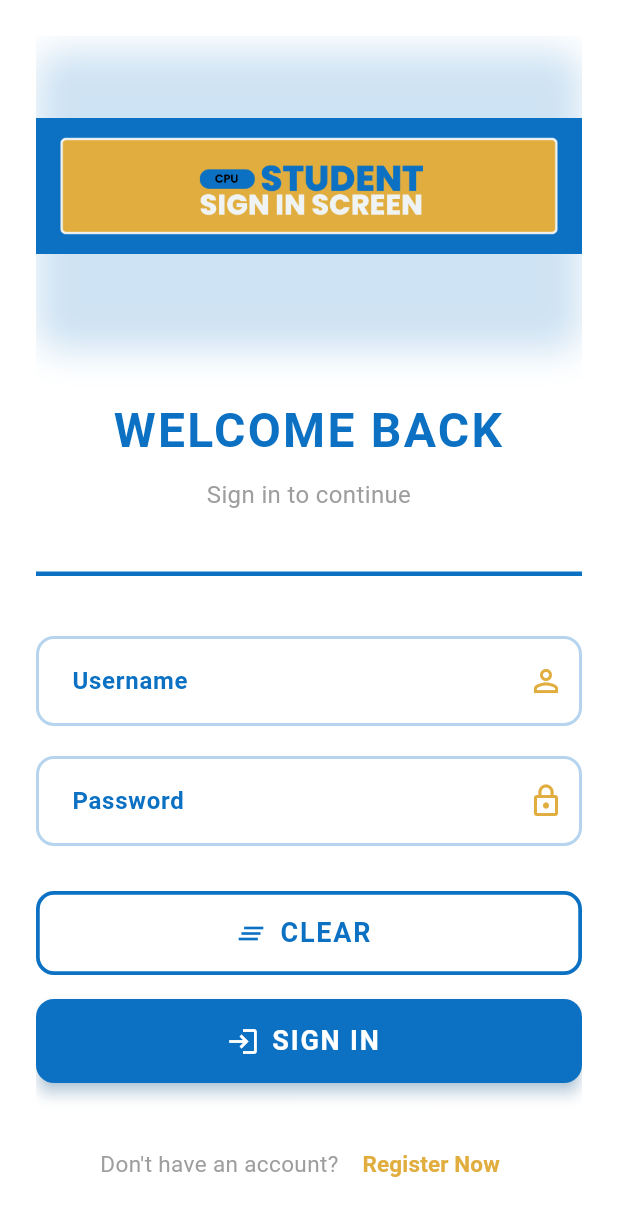
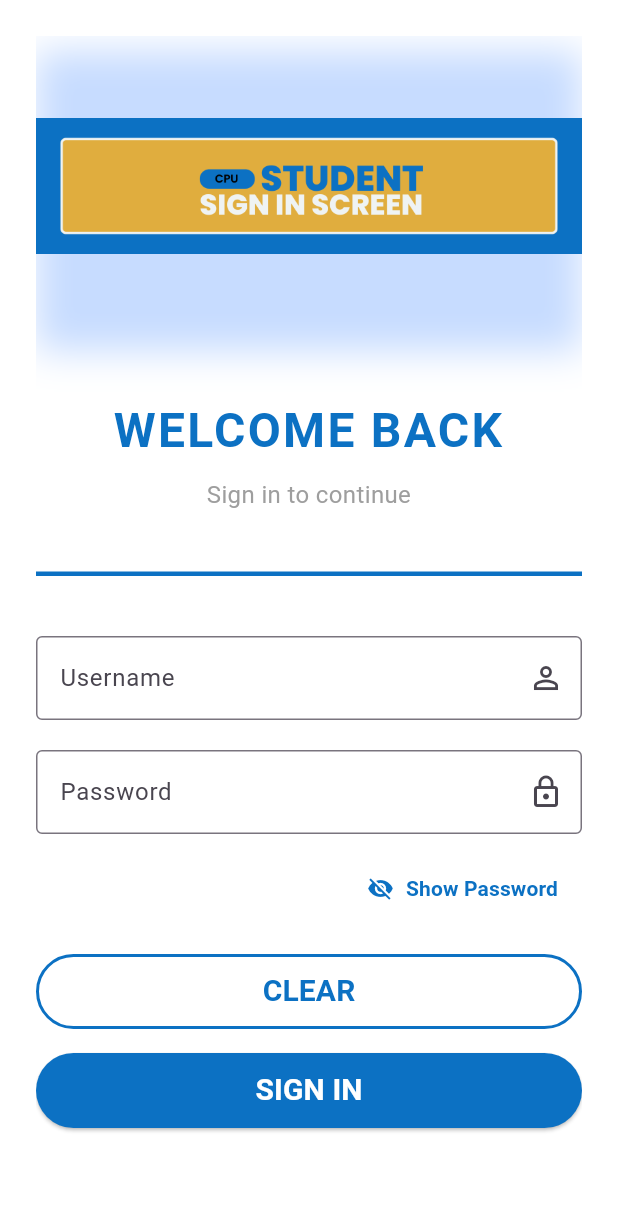
Before and after one commit to yakuvv/anj_flutter_adventure, a Flutter app: the screen it shows after launch, on a phone screen of 412 x 824 dp. Shown: the top 1216 px of the screen. Run offline on Flutter 3.47's test engine with Material 3 defaults, Android fonts, the phone set to English and light mode, and no system bars.

Commit message:
update the widgets folder and registration and signin files

```diff
--- a/lib/Carias_Midterm_CCS2801/screens/24_midterm_signin.dart
+++ b/lib/Carias_Midterm_CCS2801/screens/24_midterm_signin.dart
@@ -14,6 +14,7 @@ class MidtermSignIn extends StatefulWidget {
 class _MidtermSignInState extends State<MidtermSignIn> {
   final TextEditingController usernameController = TextEditingController();
   final TextEditingController passwordController = TextEditingController();
+  bool _hidePassword = true;
 
   @override
   Widget build(BuildContext context) {
@@ -85,15 +86,41 @@ class _MidtermSignInState extends State<MidtermSignIn> {
                     hintText: 'Enter your password',
                     icon: Icons.lock_outline,
                     controller: passwordController,
-                    obscureText: true,
+                    obscureText: _hidePassword,
                   ),
 
-                  SizedBox(height: 30),
+                  SizedBox(height: 12),
+
+                  // Show/Hide Password Button
+                  Align(
+                    alignment: Alignment.centerRight,
+                    child: TextButton.icon(
+                      onPressed: () {
+                        setState(() {
+                          _hidePassword = !_hidePassword;
+                        });
+                      },
+                      icon: Icon(
+                        _hidePassword ? Icons.visibility_off : Icons.visibility,
+                        size: 18,
+                        color: Color(0xff0c71c3),
+                      ),
+                      label: Text(
+                        _hidePassword ? 'Show Password' : 'Hide Password',
+                        style: TextStyle(
+                          color: Color(0xff0c71c3),
+                          fontWeight: FontWeight.w600,
+                        ),
+                      ),
+                    ),
+                  ),
+
+                  SizedBox(height: 20),
 
                   // Clear Button
                   CustomButton(
                     text: 'CLEAR',
-                    icon: Icons.clear_all,
+                    icon: null,
                     onPressed: () {
                       usernameController.clear();
                       passwordController.clear();
@@ -108,7 +135,7 @@ class _MidtermSignInState extends State<MidtermSignIn> {
                   // Sign In Button
                   CustomButton(
                     text: 'SIGN IN',
-                    icon: Icons.login,
+                    icon: null,
                     onPressed: () {
                       Navigator.push(
                         context,
@@ -159,7 +186,7 @@ class _MidtermSignInState extends State<MidtermSignIn> {
 
                   // Footer
                   Text(
-                    '© 2024 University Student Portal',
+                    '© 2024 Central Philippine University Student Portal',
                     textAlign: TextAlign.center,
                     style: TextStyle(
                       color: Colors.grey,
--- a/lib/Carias_Midterm_CCS2801/widgets/01_text_fields.dart
+++ b/lib/Carias_Midterm_CCS2801/widgets/01_text_fields.dart
@@ -6,7 +6,6 @@ class CustomTextField extends StatelessWidget {
   final IconData icon;
   final TextEditingController? controller;
   final bool obscureText;
-  final TextInputType? keyboardType;
 
   const CustomTextField({
     super.key,
@@ -15,7 +14,6 @@ class CustomTextField extends StatelessWidget {
     required this.icon,
     this.controller,
     this.obscureText = false,
-    this.keyboardType,
   });
 
   @override
@@ -23,36 +21,11 @@ class CustomTextField extends StatelessWidget {
     return TextFormField(
       controller: controller,
       obscureText: obscureText,
-      keyboardType: keyboardType,
-      style: TextStyle(fontSize: 16),
       decoration: InputDecoration(
-        filled: true,
-        fillColor: Colors.white,
-        border: OutlineInputBorder(
-          borderRadius: BorderRadius.circular(12),
-          borderSide: BorderSide(color: Color(0xff0c71c3), width: 2),
-        ),
-        enabledBorder: OutlineInputBorder(
-          borderRadius: BorderRadius.circular(12),
-          borderSide: BorderSide(color: Color(0xff0c71c3).withOpacity(0.3), width: 2),
-        ),
-        focusedBorder: OutlineInputBorder(
-          borderRadius: BorderRadius.circular(12),
-          borderSide: BorderSide(color: Color(0xff0c71c3), width: 2.5),
-        ),
-        labelText: label,
-        labelStyle: TextStyle(
-          color: Color(0xff0c71c3),
-          fontWeight: FontWeight.w600,
-        ),
+        border: OutlineInputBorder(),
+        label: Text(label),
         hintText: hintText,
-        hintStyle: TextStyle(color: Colors.grey[400]),
-        suffixIcon: Icon(
-          icon,
-          color: Color(0xffe0ad3e),
-          size: 24,
-        ),
-        contentPadding: EdgeInsets.symmetric(horizontal: 20, vertical: 18),
+        suffixIcon: Icon(icon),
       ),
     );
   }
--- a/lib/Carias_Midterm_CCS2801/widgets/02_buttons.dart
+++ b/lib/Carias_Midterm_CCS2801/widgets/02_buttons.dart
@@ -20,54 +20,44 @@ class CustomButton extends StatelessWidget {
 
   @override
   Widget build(BuildContext context) {
+    if (isOutlined) {
       return SizedBox(
         width: double.infinity,
-      height: 56,
-      child: isOutlined
-          ? OutlinedButton.icon(
+        height: 50,
+        child: OutlinedButton(
           onPressed: onPressed,
-        icon: icon != null
-            ? Icon(icon, size: 22)
-            : SizedBox.shrink(),
-        label: Text(
+          style: OutlinedButton.styleFrom(
+            foregroundColor: foregroundColor,
+            side: BorderSide(color: foregroundColor, width: 2),
+          ),
+          child: Text(
             text,
             style: TextStyle(
-            fontSize: 18,
+              fontSize: 20,
               fontWeight: FontWeight.bold,
-            letterSpacing: 1.2,
             ),
           ),
-        style: OutlinedButton.styleFrom(
-          foregroundColor: foregroundColor,
-          side: BorderSide(color: foregroundColor, width: 2.5),
-          shape: RoundedRectangleBorder(
-            borderRadius: BorderRadius.circular(12),
         ),
-        ),
-      )
-          : ElevatedButton.icon(
+      );
+    } else {
+      return SizedBox(
+        width: double.infinity,
+        height: 50,
+        child: ElevatedButton(
           onPressed: onPressed,
-        icon: icon != null
-            ? Icon(icon, size: 22)
-            : SizedBox.shrink(),
-        label: Text(
-          text,
-          style: TextStyle(
-            fontSize: 18,
-            fontWeight: FontWeight.bold,
-            letterSpacing: 1.2,
-          ),
-        ),
           style: ElevatedButton.styleFrom(
             backgroundColor: backgroundColor,
             foregroundColor: foregroundColor,
-          elevation: 4,
-          shadowColor: backgroundColor.withOpacity(0.5),
-          shape: RoundedRectangleBorder(
-            borderRadius: BorderRadius.circular(12),
+          ),
+          child: Text(
+            text,
+            style: TextStyle(
+              fontSize: 20,
+              fontWeight: FontWeight.bold,
             ),
           ),
         ),
       );
     }
   }
+}
--- a/lib/Carias_Midterm_CCS2801/widgets/03_image.dart
+++ b/lib/Carias_Midterm_CCS2801/widgets/03_image.dart
@@ -4,14 +4,12 @@ class CustomImage extends StatelessWidget {
   final String imagePath;
   final double? height;
   final double? width;
-  final BoxFit fit;
 
   const CustomImage({
     super.key,
     required this.imagePath,
     this.height,
     this.width,
-    this.fit = BoxFit.contain,
   });
 
   @override
@@ -20,23 +18,19 @@ class CustomImage extends StatelessWidget {
       height: height,
       width: width,
       decoration: BoxDecoration(
-        borderRadius: BorderRadius.circular(16),
         boxShadow: [
           BoxShadow(
-            color: Color(0xff0c71c3).withOpacity(0.2),
+            color: Colors.blueAccent.withOpacity(0.3),
             blurRadius: 20,
             offset: Offset(0, 10),
           ),
         ],
       ),
-      child: ClipRRect(
-        borderRadius: BorderRadius.circular(16),
-        child: Image.asset(
-          imagePath,
-          height: height,
-          width: width,
-          fit: fit,
-        ),
+      child: Image.asset(
+        imagePath,
+        height: height,
+        width: width,
+        fit: BoxFit.contain,
       ),
     );
   }
```
Also changed, not shown: lib/Carias_Midterm_CCS2801/screens/24_midterm_registration.dart (+68 -25 lines). Lines whose indentation alone changed are shown as unchanged.
